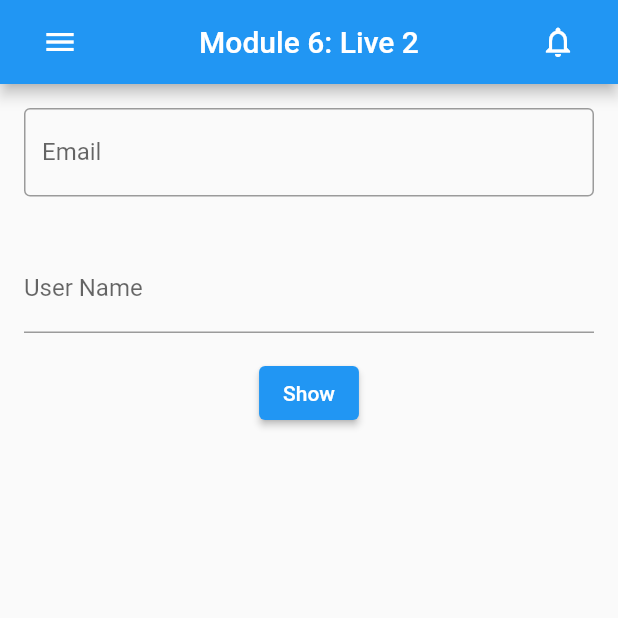
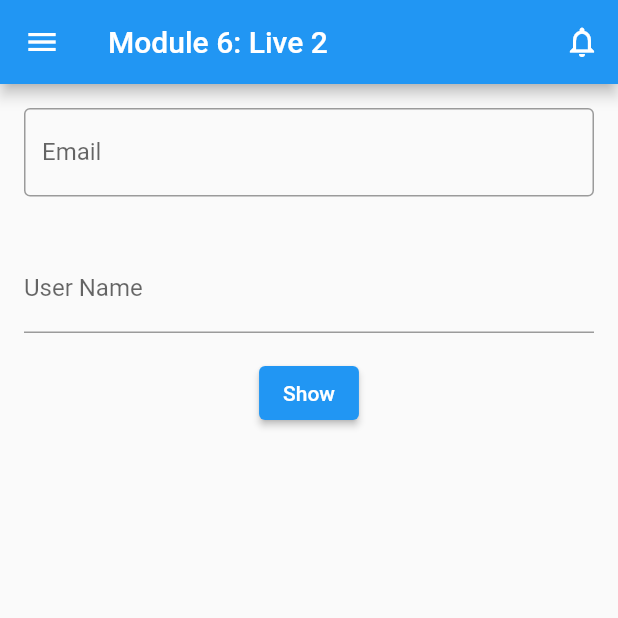
Before and after one commit to syfulsharif/flutter_widgets_mod6_lec2, a Flutter app: the screen it shows after launch, on a phone screen of 412 x 824 dp, the top half of it. Run offline on Flutter 3.47's test engine with Material 2 defaults, Android fonts, the phone set to English and light mode, and no system bars.

Commit message:
leading and actions used to organise the appBar

```diff
--- a/lib/main.dart
+++ b/lib/main.dart
@@ -29,18 +29,17 @@ class HomeScreen extends StatelessWidget {
   Widget build(BuildContext context) {
     return Scaffold(
       appBar: AppBar(
-        title: Row(
-          mainAxisAlignment: MainAxisAlignment.spaceBetween,
-          children: [
-            IconButton(
-              onPressed: () {},
-              icon: const Icon(Icons.menu),
-            ),
-            const Text('Module 6: Live 2'),
-            IconButton(onPressed: () {}, icon: const Icon(Icons.notifications_none))
-          ],
+        leading: IconButton(
+          onPressed: () {},
+          icon: const Icon(Icons.menu),
         ),
-        centerTitle: true,
+        title: const Text('Module 6: Live 2'),
+        actions: [
+          IconButton(
+            onPressed: () {},
+            icon: const Icon(Icons.notifications_none),
+          ),
+        ],
       ),
       body: SingleChildScrollView(
         child: Column(
```
